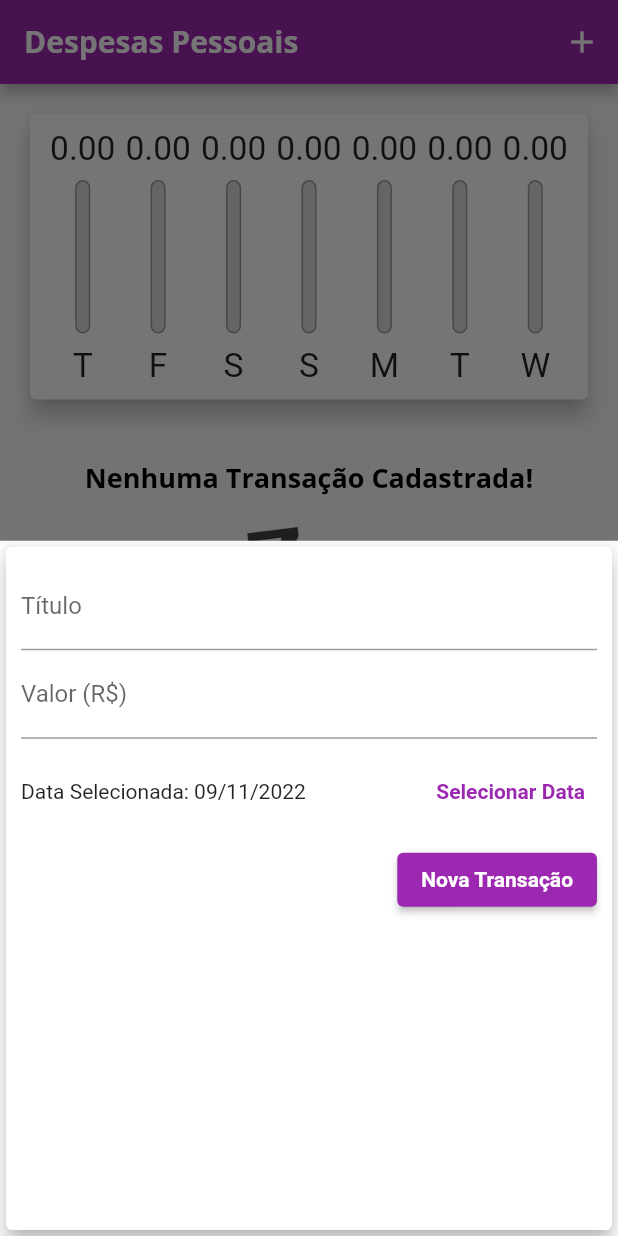
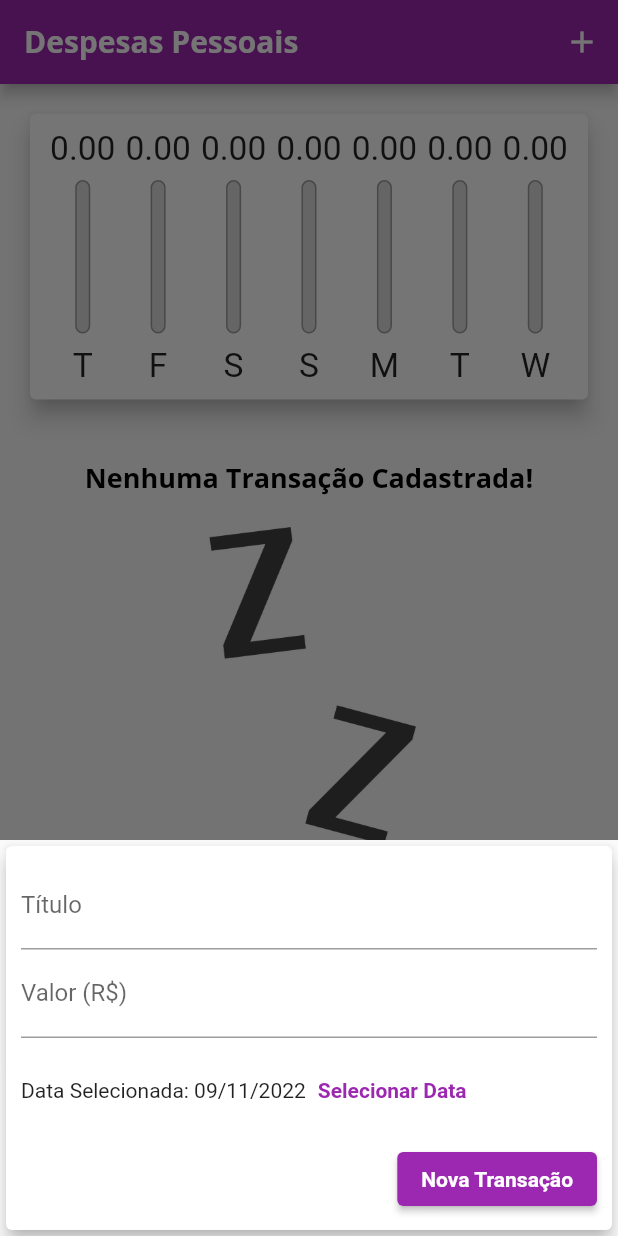
Before and after one commit to JonathanOishi/despesas_pessoais, a Flutter app: the screen it shows after launch, after a tap on the "add" icon, on a phone screen of 412 x 824 dp. Run offline on Flutter 3.47's test engine with Material 2 defaults, Android fonts, the phone set to English and light mode, and no system bars.

Commit message:
segundo commit

```diff
--- /dev/null
+++ b/flutter_application_1/lib/components/adaptative_button.dart
@@ -0,0 +1,36 @@
+import 'dart:io';
+import 'package:flutter/cupertino.dart';
+import 'package:flutter/material.dart';
+
+class AdaptativeButton extends StatelessWidget {
+  final String label;
+  final Function() onPressed;
+
+  const AdaptativeButton(
+    this.label,
+    this.onPressed, {
+    Key? key,
+  }) : super(key: key);
+
+  @override
+  Widget build(BuildContext context) {
+    return Platform.isIOS
+        ? CupertinoButton(
+            child: Text(label),
+            onPressed: onPressed,
+            color: Theme.of(context).colorScheme.primary,
+            padding: const EdgeInsets.symmetric(
+              horizontal: 20,
+            ),
+          )
+        : ElevatedButton(
+            child: Text(
+              label,
+              style: TextStyle(
+                color: Theme.of(context).textTheme.button?.color,
+              ),
+            ),
+            onPressed: onPressed,
+          );
+  }
+}
--- /dev/null
+++ b/flutter_application_1/lib/components/adaptative_date_picker.dart
@@ -0,0 +1,66 @@
+import 'dart:io';
+import 'package:flutter/cupertino.dart';
+import 'package:flutter/material.dart';
+import 'package:intl/intl.dart';
+
+class AdaptativeDatePicker extends StatelessWidget {
+  final DateTime? selectedDate;
+  final Function(DateTime)? onDateChanged;
+
+  const AdaptativeDatePicker({
+    this.selectedDate,
+    this.onDateChanged,
+    Key? key,
+  }) : super(key: key);
+
+  _showDatePicker(BuildContext context) {
+    showDatePicker(
+      context: context,
+      initialDate: DateTime.now(),
+      firstDate: DateTime(2019),
+      lastDate: DateTime.now(),
+    ).then((pickedDate) {
+      if (pickedDate == null) {
+        return;
+      }
+
+      onDateChanged!(pickedDate);
+    });
+  }
+
+  @override
+  Widget build(BuildContext context) {
+    return Platform.isIOS
+        ? SizedBox(
+            height: 180,
+            child: CupertinoDatePicker(
+              mode: CupertinoDatePickerMode.date,
+              initialDateTime: DateTime.now(),
+              minimumDate: DateTime(2019),
+              maximumDate: DateTime.now(),
+              onDateTimeChanged: onDateChanged!,
+            ),
+          )
+        : SizedBox(
+            height: 70,
+            child: Row(
+              children: <Widget>[
+                Text(
+                  selectedDate == null
+                      ? 'Nenhuma data selecionada!'
+                      : 'Data Selecionada: ${DateFormat('dd/MM/y').format(selectedDate!)}',
+                ),
+                TextButton(
+                  child: const Text(
+                    'Selecionar Data',
+                    style: TextStyle(
+                      fontWeight: FontWeight.bold,
+                    ),
+                  ),
+                  onPressed: () => _showDatePicker(context),
+                )
+              ],
+            ),
+          );
+  }
+}
--- /dev/null
+++ b/flutter_application_1/lib/components/adaptative_text_field.dart
@@ -0,0 +1,46 @@
+import 'dart:io';
+import 'package:flutter/cupertino.dart';
+import 'package:flutter/material.dart';
+
+class AdaptativeTextField extends StatelessWidget {
+  final String? label;
+  final TextEditingController? controller;
+  final TextInputType keyboardType;
+  final Function(String)? onSubmitted;
+
+  const AdaptativeTextField({
+    this.label,
+    this.controller,
+    this.keyboardType = TextInputType.text,
+    this.onSubmitted,
+    Key? key,
+  }) : super(key: key);
+
+  @override
+  Widget build(BuildContext context) {
+    return Platform.isIOS
+        ? Padding(
+            padding: const EdgeInsets.only(
+              bottom: 10,
+            ),
+            child: CupertinoTextField(
+              controller: controller,
+              keyboardType: keyboardType,
+              onSubmitted: onSubmitted,
+              placeholder: label,
+              padding: const EdgeInsets.symmetric(
+                horizontal: 6,
+                vertical: 12,
+              ),
+            ),
+          )
+        : TextField(
+            controller: controller,
+            keyboardType: keyboardType,
+            onSubmitted: onSubmitted,
+            decoration: InputDecoration(
+              labelText: label,
+            ),
+          );
+  }
+}
--- a/flutter_application_1/lib/components/transaction_form.dart
+++ b/flutter_application_1/lib/components/transaction_form.dart
@@ -1,5 +1,7 @@
 import 'package:flutter/material.dart';
-import 'package:intl/intl.dart';
+import 'adaptative_button.dart';
+import 'adaptative_text_field.dart';
+import 'adaptative_date_picker.dart';
 
 class TransactionForm extends StatefulWidget {
   final void Function(String, double, DateTime) onSubmit;
@@ -26,87 +28,53 @@ class _TransactionFormState extends State<TransactionForm> {
     widget.onSubmit(title, value, _selectedDate!);
   }
 
-  _showDatePicker() {
-    showDatePicker(
-      context: context,
-      initialDate: DateTime.now(),
-      firstDate: DateTime(2019),
-      lastDate: DateTime.now(),
-    ).then((pickedDate) {
-      if (pickedDate == null) {
-        return;
-      }
-
-      setState(() {
-        _selectedDate = pickedDate;
-      });
-    });
-  }
-
   @override
   Widget build(BuildContext context) {
-    return Card(
+    return SingleChildScrollView(
+      child: Card(
         elevation: 5,
         child: Padding(
-        padding: const EdgeInsets.all(10),
+          padding: EdgeInsets.only(
+            top: 10,
+            right: 10,
+            left: 10,
+            bottom: 10 + MediaQuery.of(context).viewInsets.bottom,
+          ),
           child: Column(
             children: [
-            TextField(
+              AdaptativeTextField(
+                label: 'Título',
                 controller: _titleController,
-              onSubmitted: (_) => _submitForm(),
-              decoration: const InputDecoration(
-                labelText: 'Título',
+                onSubmitted: (_) => _submitForm,
               ),
-            ),
-            TextField(
+              AdaptativeTextField(
+                label: 'Valor (R\$)',
                 controller: _valueController,
                 keyboardType:
                     const TextInputType.numberWithOptions(decimal: true),
-              onSubmitted: (_) => _submitForm(),
-              decoration: const InputDecoration(
-                labelText: 'Valor (R\$)',
+                onSubmitted: (_) => _submitForm,
               ),
-            ),
-            SizedBox(
-              height: 70,
-              child: Row(
-                children: <Widget>[
-                  Expanded(
-                    child: Text(
-                      _selectedDate == null
-                          ? 'Nenhuma data selecionada!'
-                          : 'Data Selecionada: ${DateFormat('dd/MM/y').format(_selectedDate!)}',
-                    ),
-                  ),
-                  TextButton(
-                    child: const Text(
-                      'Selecionar Data',
-                      style: TextStyle(
-                        fontWeight: FontWeight.bold,
-                      ),
-                    ),
-                    onPressed: _showDatePicker,
-                  )
-                ],
-              ),
+              AdaptativeDatePicker(
+                selectedDate: _selectedDate,
+                onDateChanged: (newDate) {
+                  setState(() {
+                    _selectedDate = newDate;
+                  });
+                },
               ),
               Row(
                 mainAxisAlignment: MainAxisAlignment.end,
                 children: <Widget>[
-                ElevatedButton(
-                  child: Text(
+                  AdaptativeButton(
                     'Nova Transação',
-                    style: TextStyle(
-                      color: Theme.of(context).textTheme.button?.color,
-                    ),
-                  ),
-                  onPressed: _submitForm,
+                    _submitForm,
                   ),
                 ],
               ),
             ],
           ),
         ),
+      ),
     );
   }
 }
--- a/flutter_application_1/lib/components/transaction_list.dart
+++ b/flutter_application_1/lib/components/transaction_list.dart
@@ -12,7 +12,9 @@ class TransactionList extends StatelessWidget {
   @override
   Widget build(BuildContext context) {
     return transactions.isEmpty
-        ? Column(
+        ? LayoutBuilder(
+            builder: (ctx, constraints) {
+              return Column(
                 children: [
                   const SizedBox(height: 20),
                   Text(
@@ -21,13 +23,15 @@ class TransactionList extends StatelessWidget {
                   ),
                   const SizedBox(height: 20),
                   SizedBox(
-                height: 200,
+                    height: constraints.maxHeight * 0.6,
                     child: Image.asset(
                       'assets/images/waiting.png',
                       fit: BoxFit.cover,
                     ),
                   ),
                 ],
+              );
+            },
           )
         : ListView.builder(
             itemCount: transactions.length,
@@ -62,12 +66,22 @@ class TransactionList extends StatelessWidget {
                     subtitle: Text(
                       DateFormat('d MMM y').format(tr.date),
                     ),
-                  trailing: IconButton(
+                    trailing: MediaQuery.of(context).size.width > 480
+                        ? TextButton.icon(
+                            onPressed: () => onRemove(tr.id),
+                            icon: Icon(Icons.delete,
+                                color: Theme.of(context).errorColor),
+                            label: Text(
+                              'Excluir',
+                              style: TextStyle(
+                                  color: Theme.of(context).errorColor),
+                            ),
+                          )
+                        : IconButton(
                             icon: const Icon(Icons.delete),
                             color: Theme.of(context).errorColor,
                             onPressed: () => onRemove(tr.id),
-                  ),
-                ),
+                          )),
               );
             },
           );
--- a/flutter_application_1/lib/main.dart
+++ b/flutter_application_1/lib/main.dart
@@ -1,6 +1,9 @@
+import 'dart:math';
+import 'dart:io';
+
 import 'package:expenses/components/transaction_form.dart';
 import 'package:flutter/material.dart';
-import 'dart:math';
+import 'package:flutter/cupertino.dart';
 import 'components/transaction_list.dart';
 import 'components/chart.dart';
 import 'models/transaction.dart';
@@ -53,6 +56,7 @@ class MyHomePage extends StatefulWidget {
 
 class _MyHomePageState extends State<MyHomePage> {
   final List<Transaction> _transactions = [];
+  bool _showChart = false;
 
   List<Transaction> get _recentTransactions {
     return _transactions.where((tr) {
@@ -92,44 +96,104 @@ class _MyHomePageState extends State<MyHomePage> {
     );
   }
 
+  Widget _getIconButton(IconData icon, Function() fn) {
+    return Platform.isIOS
+        ? GestureDetector(onTap: fn, child: Icon(icon))
+        : IconButton(icon: Icon(icon), onPressed: fn);
+  }
+
   @override
   Widget build(BuildContext context) {
-    final appBar = AppBar(
+    final mediaQuery = MediaQuery.of(context);
+    bool isLandscape = mediaQuery.orientation == Orientation.landscape;
+
+    final iconList = Platform.isIOS ? CupertinoIcons.refresh : Icons.list;
+    final chartList =
+        Platform.isIOS ? CupertinoIcons.refresh : Icons.show_chart;
+
+    final actions = [
+      if (isLandscape)
+        _getIconButton(
+          _showChart ? iconList : chartList,
+          () {
+            setState(() {
+              _showChart = !_showChart;
+            });
+          },
+        ),
+      _getIconButton(
+        Platform.isIOS ? CupertinoIcons.add : Icons.add,
+        () => _openTransactionFormModal(context),
+      ),
+    ];
+
+    final PreferredSizeWidget appBar = AppBar(
       title: const Text('Despesas Pessoais'),
-      actions: [
-        IconButton(
-          icon: const Icon(Icons.add),
-          onPressed: () => _openTransactionFormModal(context),
-        ),
-      ],
+      actions: actions,
     );
 
-    final availableHeight = MediaQuery.of(context).size.height -
+    final availableHeight = mediaQuery.size.height -
         appBar.preferredSize.height -
-        MediaQuery.of(context).padding.top;
+        mediaQuery.padding.top;
 
-    return Scaffold(
-      appBar: appBar,
-      body: SingleChildScrollView(
+    final bodyPage = SafeArea(
+      child: SingleChildScrollView(
         child: Column(
           crossAxisAlignment: CrossAxisAlignment.stretch,
           children: [
+            // if (isLandscape)
+            //   Row(
+            //     mainAxisAlignment: MainAxisAlignment.center,
+            //     children: [
+            //       const Text('Exibir Gráfico'),
+            //       Switch.adaptive(
+            //         activeColor: Theme.of(context).colorScheme.secondary,
+            //         value: _showChart,
+            //         onChanged: (value) {
+            //           setState(() {
+            //             _showChart = value;
+            //           });
+            //         },
+            //       ),
+            //     ],
+            //   ),
+            if (_showChart || !isLandscape)
               SizedBox(
-              height: availableHeight * 0.3,
+                height: availableHeight * (isLandscape ? 0.8 : 0.3),
                 child: Chart(_recentTransactions),
               ),
+            if (!_showChart || !isLandscape)
               SizedBox(
-              height: availableHeight * 0.7,
+                height: availableHeight * (isLandscape ? 1 : 0.7),
                 child: TransactionList(_transactions, _removeTransaction),
               ),
           ],
         ),
       ),
-      floatingActionButton: FloatingActionButton(
+    );
+
+    return Platform.isIOS
+        ? CupertinoPageScaffold(
+            navigationBar: CupertinoNavigationBar(
+              middle: const Text('Despesas Pessoais'),
+              trailing: Row(
+                mainAxisSize: MainAxisSize.min,
+                children: actions,
+              ),
+            ),
+            child: bodyPage,
+          )
+        : Scaffold(
+            appBar: appBar,
+            body: bodyPage,
+            floatingActionButton: Platform.isIOS
+                ? Container()
+                : FloatingActionButton(
                     child: const Icon(Icons.add),
                     onPressed: () => _openTransactionFormModal(context),
                   ),
-      floatingActionButtonLocation: FloatingActionButtonLocation.centerFloat,
+            floatingActionButtonLocation:
+                FloatingActionButtonLocation.centerFloat,
           );
   }
 }
```
Lines whose indentation alone changed are shown as unchanged.
